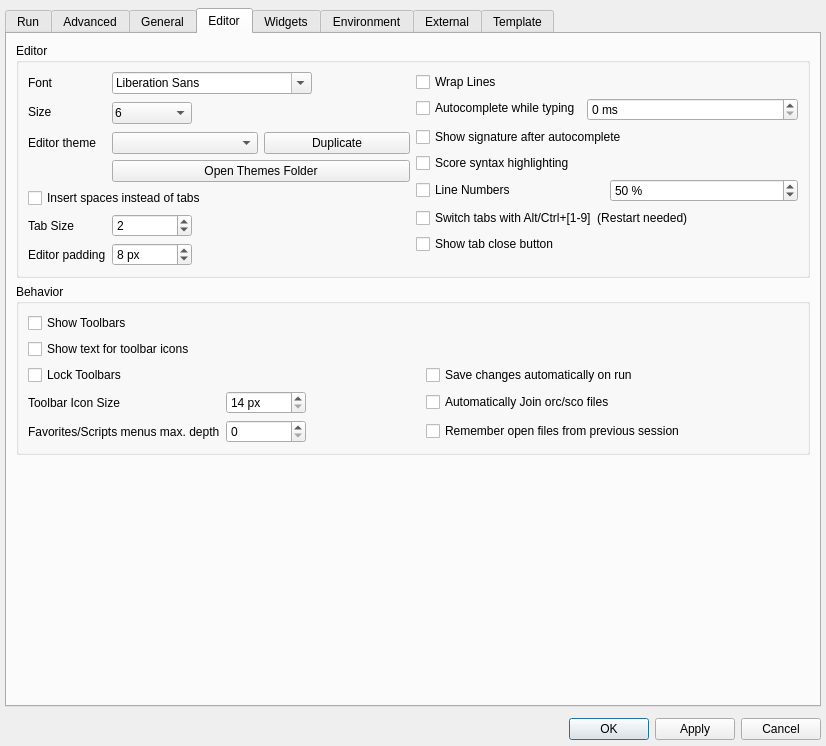
Old version of the form src/configdialog.ui in the repository CsoundQt/CsoundQt.
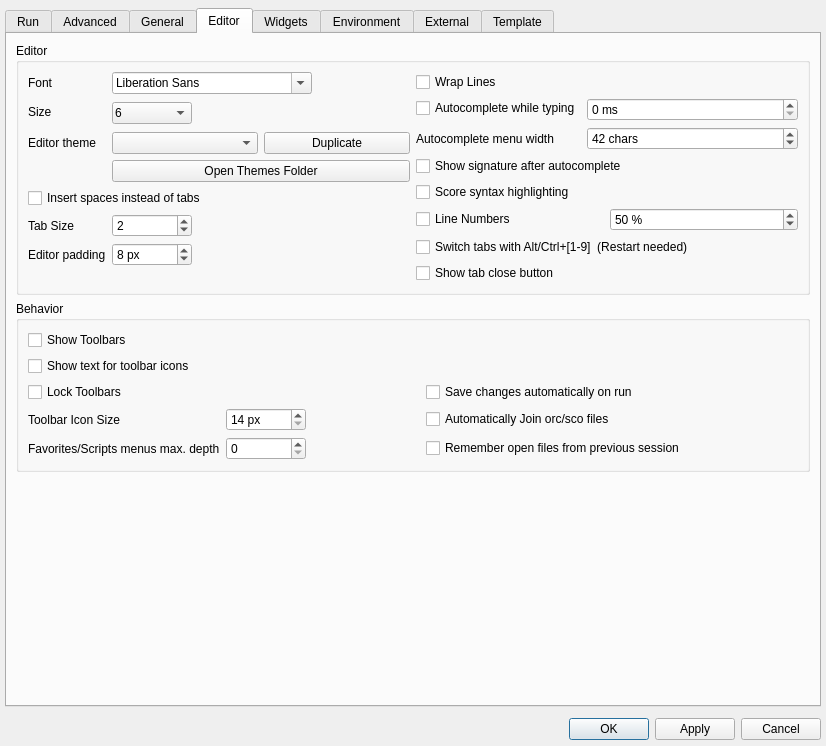
New version of the form.

What changed in the file:
```diff
--- a/src/configdialog.ui
+++ b/src/configdialog.ui
@@ -1807,7 +1807,7 @@
                   </property>
                  </widget>
                 </item>
-                <item row="4" column="0" colspan="2">
+                <item row="5" column="0" colspan="2">
                  <layout class="QHBoxLayout" name="lineNumbersLayout">
                   <item>
                    <widget class="QCheckBox" name="lineNumbersCheckBox">
@@ -1840,7 +1840,7 @@
                   </item>
                  </layout>
                 </item>
-                <item row="3" column="0">
+                <item row="4" column="0">
                  <widget class="QCheckBox" name="highlightScoreCheckBox">
                   <property name="toolTip">
                    <string>&lt;html&gt;&lt;head/&gt;&lt;body&gt;&lt;p&gt;Apply syntax highlighting to the score. &lt;/p&gt;&lt;p&gt;In very long scores, deactivating syntax highlighting can reduce loading time significantly&lt;/p&gt;&lt;/body&gt;&lt;/html&gt;</string>
@@ -1882,14 +1882,52 @@
                   </property>
                  </widget>
                 </item>
-                <item row="2" column="0" colspan="2">
+                <item row="2" column="0">
+                 <widget class="QLabel" name="autocompleteMenuWidthLabel">
+                  <property name="toolTip">
+                   <string>&lt;html&gt;&lt;head/&gt;&lt;body&gt;&lt;p&gt;Width of the autocomplete menu, in characters of the entries it lists. A wider menu shows more of the arguments of the opcodes.&lt;/p&gt;&lt;/body&gt;&lt;/html&gt;</string>
+                  </property>
+                  <property name="text">
+                   <string>Autocomplete menu width</string>
+                  </property>
+                 </widget>
+                </item>
+                <item row="2" column="1">
+                 <widget class="QSpinBox" name="autocompleteMenuWidthSpinBox">
+                  <property name="minimumSize">
+                   <size>
+                    <width>80</width>
+                    <height>0</height>
+                   </size>
+                  </property>
+                  <property name="toolTip">
+                   <string>&lt;html&gt;&lt;head/&gt;&lt;body&gt;&lt;p&gt;Width of the autocomplete menu, in characters of the entries it lists. A wider menu shows more of the arguments of the opcodes.&lt;/p&gt;&lt;/body&gt;&lt;/html&gt;</string>
+                  </property>
+                  <property name="suffix">
+                   <string> chars</string>
+                  </property>
+                  <property name="minimum">
+                   <number>20</number>
+                  </property>
+                  <property name="maximum">
+                   <number>120</number>
+                  </property>
+                  <property name="singleStep">
+                   <number>2</number>
+                  </property>
+                  <property name="value">
+                   <number>42</number>
+                  </property>
+                 </widget>
+                </item>
+                <item row="3" column="0" colspan="2">
                  <widget class="QCheckBox" name="autoParameterModeCheckBox">
                   <property name="text">
                    <string>Show signature after autocomplete</string>
                   </property>
                  </widget>
                 </item>
-                <item row="5" column="0" colspan="2">
+                <item row="6" column="0" colspan="2">
                  <widget class="QCheckBox" name="tabShortcutActiveCheckBox">
                   <property name="toolTip">
                    <string>Switch tabs using alt+[1-9] or control+[1-9] depending on the platform. Requires restart </string>
@@ -1902,7 +1940,7 @@
                   </property>
                  </widget>
                 </item>
-                <item row="6" column="0">
+                <item row="7" column="0">
                  <widget class="QCheckBox" name="tabCloseButtonCheckBox">
                   <property name="text">
                    <string>Show tab close button</string>
```
